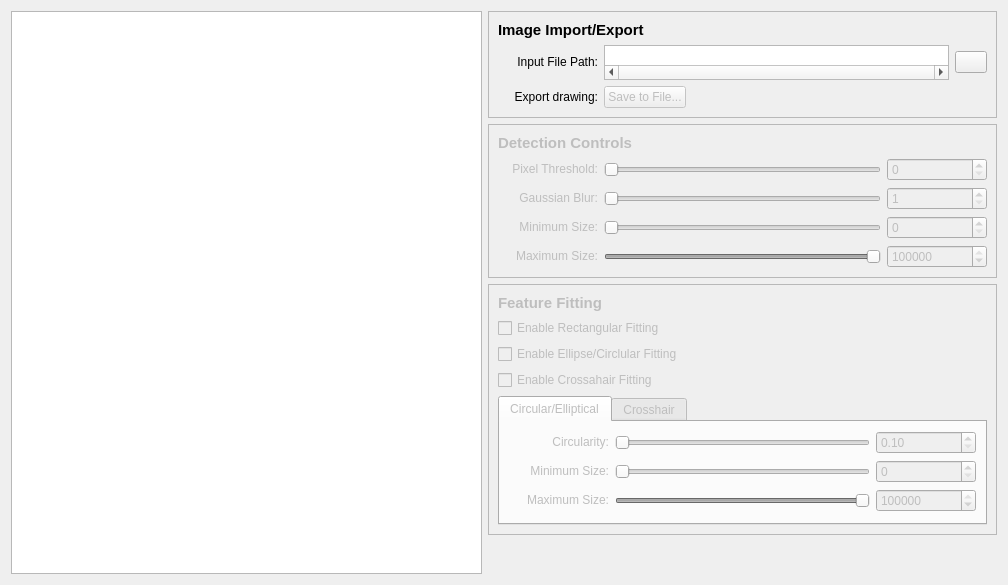
Qt form src/feature_finder/interface/form.ui (bhathawayy/feature-finder) before a commit.
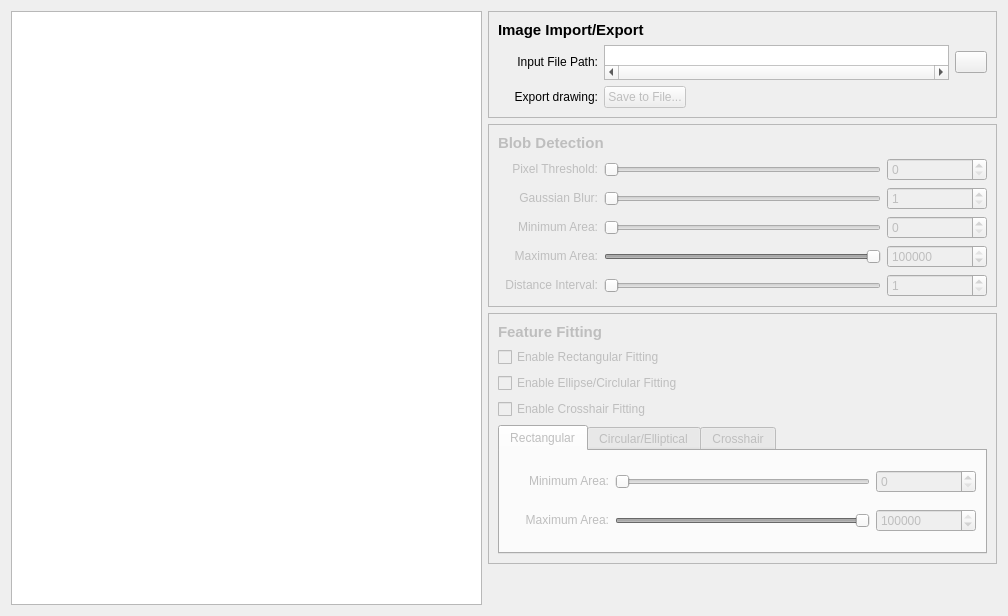
The same form after that commit. Icons and pictures are not drawn.

Patch:
```diff
--- a/src/feature_finder/interface/form.ui
+++ b/src/feature_finder/interface/form.ui
@@ -7,7 +7,7 @@
     <x>0</x>
     <y>0</y>
     <width>1004</width>
-    <height>585</height>
+    <height>616</height>
    </rect>
   </property>
   <property name="sizePolicy">
@@ -288,6 +288,184 @@
         <property name="currentIndex">
          <number>0</number>
         </property>
+        <widget class="QWidget" name="rect_tab">
+         <property name="enabled">
+          <bool>false</bool>
+         </property>
+         <attribute name="title">
+          <string>Rectangular</string>
+         </attribute>
+         <layout class="QGridLayout" name="gridLayout_7">
+          <item row="0" column="0">
+           <widget class="QLabel" name="rect_min_size_label">
+            <property name="sizePolicy">
+             <sizepolicy hsizetype="Fixed" vsizetype="Maximum">
+              <horstretch>0</horstretch>
+              <verstretch>0</verstretch>
+             </sizepolicy>
+            </property>
+            <property name="minimumSize">
+             <size>
+              <width>100</width>
+              <height>0</height>
+             </size>
+            </property>
+            <property name="cursor">
+             <cursorShape>WhatsThisCursor</cursorShape>
+            </property>
+            <property name="toolTip">
+             <string>Minimum allowable rectangular feature size.</string>
+            </property>
+            <property name="text">
+             <string>Minimum Area:</string>
+            </property>
+            <property name="alignment">
+             <set>Qt::AlignmentFlag::AlignRight|Qt::AlignmentFlag::AlignTrailing|Qt::AlignmentFlag::AlignVCenter</set>
+            </property>
+           </widget>
+          </item>
+          <item row="0" column="2">
+           <widget class="QSpinBox" name="rect_min_size_spin">
+            <property name="sizePolicy">
+             <sizepolicy hsizetype="Fixed" vsizetype="Maximum">
+              <horstretch>0</horstretch>
+              <verstretch>0</verstretch>
+             </sizepolicy>
+            </property>
+            <property name="minimumSize">
+             <size>
+              <width>100</width>
+              <height>0</height>
+             </size>
+            </property>
+            <property name="toolTip">
+             <string/>
+            </property>
+            <property name="maximum">
+             <number>100000</number>
+            </property>
+            <property name="singleStep">
+             <number>100</number>
+            </property>
+           </widget>
+          </item>
+          <item row="0" column="1">
+           <widget class="QSlider" name="rect_min_size_slider">
+            <property name="sizePolicy">
+             <sizepolicy hsizetype="Expanding" vsizetype="Maximum">
+              <horstretch>0</horstretch>
+              <verstretch>0</verstretch>
+             </sizepolicy>
+            </property>
+            <property name="minimumSize">
+             <size>
+              <width>255</width>
+              <height>0</height>
+             </size>
+            </property>
+            <property name="toolTip">
+             <string/>
+            </property>
+            <property name="maximum">
+             <number>100000</number>
+            </property>
+            <property name="singleStep">
+             <number>100</number>
+            </property>
+            <property name="orientation">
+             <enum>Qt::Orientation::Horizontal</enum>
+            </property>
+           </widget>
+          </item>
+          <item row="1" column="0">
+           <widget class="QLabel" name="rect_max_size_label">
+            <property name="sizePolicy">
+             <sizepolicy hsizetype="Fixed" vsizetype="Maximum">
+              <horstretch>0</horstretch>
+              <verstretch>0</verstretch>
+             </sizepolicy>
+            </property>
+            <property name="minimumSize">
+             <size>
+              <width>100</width>
+              <height>0</height>
+             </size>
+            </property>
+            <property name="cursor">
+             <cursorShape>WhatsThisCursor</cursorShape>
+            </property>
+            <property name="toolTip">
+             <string>Maximum allowable rectangular feature size.</string>
+            </property>
+            <property name="text">
+             <string>Maximum Area:</string>
+            </property>
+            <property name="alignment">
+             <set>Qt::AlignmentFlag::AlignRight|Qt::AlignmentFlag::AlignTrailing|Qt::AlignmentFlag::AlignVCenter</set>
+            </property>
+           </widget>
+          </item>
+          <item row="1" column="1">
+           <widget class="QSlider" name="rect_max_size_slider">
+            <property name="sizePolicy">
+             <sizepolicy hsizetype="Expanding" vsizetype="Maximum">
+              <horstretch>0</horstretch>
+              <verstretch>0</verstretch>
+             </sizepolicy>
+            </property>
+            <property name="minimumSize">
+             <size>
+              <width>250</width>
+              <height>0</height>
+             </size>
+            </property>
+            <property name="toolTip">
+             <string/>
+            </property>
+            <property name="maximum">
+             <number>100000</number>
+            </property>
+            <property name="singleStep">
+             <number>100</number>
+            </property>
+            <property name="value">
+             <number>100000</number>
+            </property>
+            <property name="orientation">
+             <enum>Qt::Orientation::Horizontal</enum>
+            </property>
+           </widget>
+          </item>
+          <item row="1" column="2">
+           <widget class="QSpinBox" name="rect_max_size_spin">
+            <property name="sizePolicy">
+             <sizepolicy hsizetype="Fixed" vsizetype="Maximum">
+              <horstretch>0</horstretch>
+              <verstretch>0</verstretch>
+             </sizepolicy>
+            </property>
+            <property name="minimumSize">
+             <size>
+              <width>100</width>
+              <height>0</height>
+             </size>
+            </property>
+            <property name="toolTip">
+             <string/>
+            </property>
+            <property name="maximum">
+             <number>100000</number>
+            </property>
+            <property name="singleStep">
+             <number>100</number>
+            </property>
+            <property name="value">
+             <number>100000</number>
+            </property>
+           </widget>
+          </item>
+         </layout>
+        </widget>
         <widget class="QWidget" name="circular_tab">
          <property name="enabled">
           <bool>false</bool>
@@ -398,7 +576,7 @@
              </size>
             </property>
             <property name="text">
-             <string>Minimum Size:</string>
+             <string>Minimum Area:</string>
             </property>
             <property name="alignment">
              <set>Qt::AlignmentFlag::AlignRight|Qt::AlignmentFlag::AlignTrailing|Qt::AlignmentFlag::AlignVCenter</set>
@@ -473,7 +651,7 @@
              </size>
             </property>
             <property name="text">
-             <string>Maximum Size:</string>
+             <string>Maximum Area:</string>
             </property>
             <property name="alignment">
              <set>Qt::AlignmentFlag::AlignRight|Qt::AlignmentFlag::AlignTrailing|Qt::AlignmentFlag::AlignVCenter</set>
@@ -728,7 +906,7 @@
          <string>Toggle for fitting crosshair shape to found contours</string>
         </property>
         <property name="text">
-         <string>Enable Crossahair Fitting</string>
+         <string>Enable Crosshair Fitting</string>
         </property>
        </widget>
       </item>
@@ -837,7 +1015,7 @@
          </font>
         </property>
         <property name="text">
-         <string>Detection Controls</string>
+         <string>Blob Detection</string>
         </property>
         <property name="alignment">
          <set>Qt::AlignmentFlag::AlignLeading|Qt::AlignmentFlag::AlignLeft|Qt::AlignmentFlag::AlignVCenter</set>
@@ -1061,7 +1239,7 @@
          </size>
         </property>
         <property name="text">
-         <string>Maximum Size:</string>
+         <string>Maximum Area:</string>
         </property>
         <property name="alignment">
          <set>Qt::AlignmentFlag::AlignRight|Qt::AlignmentFlag::AlignTrailing|Qt::AlignmentFlag::AlignVCenter</set>
@@ -1111,7 +1289,7 @@
          </size>
         </property>
         <property name="text">
-         <string>Minimum Size:</string>
+         <string>Minimum Area:</string>
         </property>
         <property name="alignment">
          <set>Qt::AlignmentFlag::AlignRight|Qt::AlignmentFlag::AlignTrailing|Qt::AlignmentFlag::AlignVCenter</set>
@@ -1143,6 +1321,99 @@
         </property>
        </widget>
       </item>
+      <item row="5" column="0">
+       <widget class="QLabel" name="distance_interval_label">
+        <property name="sizePolicy">
+         <sizepolicy hsizetype="Fixed" vsizetype="Maximum">
+          <horstretch>0</horstretch>
+          <verstretch>0</verstretch>
+         </sizepolicy>
+        </property>
+        <property name="minimumSize">
+         <size>
+          <width>100</width>
+          <height>0</height>
+         </size>
+        </property>
+        <property name="cursor">
+         <cursorShape>WhatsThisCursor</cursorShape>
+        </property>
+        <property name="toolTip">
+         <string>Minimum distance allowed between detected features.</string>
+        </property>
+        <property name="text">
+         <string>Distance Interval:</string>
+        </property>
+        <property name="alignment">
+         <set>Qt::AlignmentFlag::AlignRight|Qt::AlignmentFlag::AlignTrailing|Qt::AlignmentFlag::AlignVCenter</set>
+        </property>
+       </widget>
+      </item>
+      <item row="5" column="1">
+       <widget class="QSlider" name="distance_interval_slider">
+        <property name="sizePolicy">
+         <sizepolicy hsizetype="Expanding" vsizetype="Maximum">
+          <horstretch>0</horstretch>
+          <verstretch>0</verstretch>
+         </sizepolicy>
+        </property>
+        <property name="minimumSize">
+         <size>
+          <width>250</width>
+          <height>0</height>
+         </size>
+        </property>
+        <property name="toolTip">
+         <string/>
+        </property>
+        <property name="minimum">
+         <number>1</number>
+        </property>
+        <property name="maximum">
+         <number>100000</number>
+        </property>
+        <property name="singleStep">
+         <number>100</number>
+        </property>
+        <property name="value">
+         <number>1</number>
+        </property>
+        <property name="orientation">
+         <enum>Qt::Orientation::Horizontal</enum>
+        </property>
+       </widget>
+      </item>
+      <item row="5" column="2">
+       <widget class="QSpinBox" name="distance_interval_spin">
+        <property name="sizePolicy">
+         <sizepolicy hsizetype="Fixed" vsizetype="Maximum">
+          <horstretch>0</horstretch>
+          <verstretch>0</verstretch>
+         </sizepolicy>
+        </property>
+        <property name="minimumSize">
+         <size>
+          <width>100</width>
+          <height>0</height>
+         </size>
+        </property>
+        <property name="toolTip">
+         <string/>
+        </property>
+        <property name="minimum">
+         <number>1</number>
+        </property>
+        <property name="maximum">
+         <number>100000</number>
+        </property>
+        <property name="singleStep">
+         <number>100</number>
+        </property>
+        <property name="value">
+         <number>1</number>
+        </property>
+       </widget>
+      </item>
      </layout>
     </widget>
    </item>
```
Left out of the diff: 259 changed lines with no effect on the pictures.
